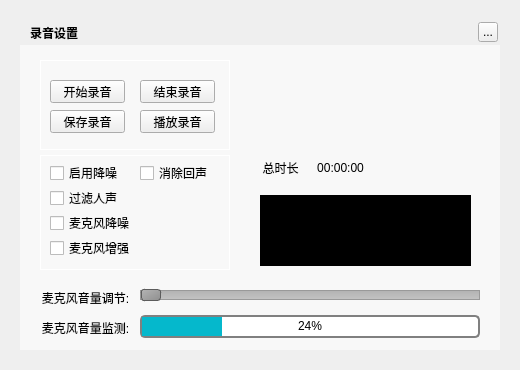
The window that TTKCore/musicUi/musicToolsetswidget/musicaudiorecorderwidget.ui (Greedysky/TTKMusicPlayer) describes before a commit, drawn with Qt 5.
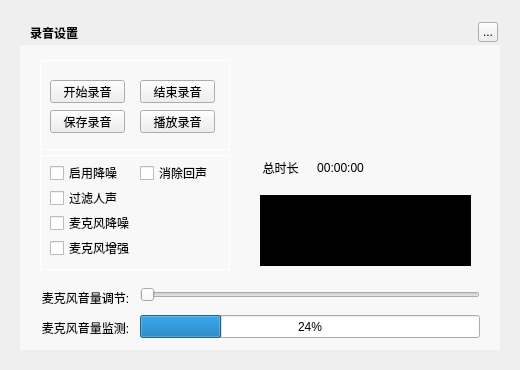
The same window after the commit. Custom widgets are drawn as their Qt base class.

Commit message: update application ui style[732184]

Patch:
```diff
--- a/TTKCore/musicUi/musicToolsetswidget/musicaudiorecorderwidget.ui
+++ b/TTKCore/musicUi/musicToolsetswidget/musicaudiorecorderwidget.ui
@@ -232,22 +232,6 @@
      <height>20</height>
     </rect>
    </property>
-   <property name="styleSheet">
-    <string notr="true">QSlider::groove:horizontal {
-    border: 1px solid #999999;
-    height: 8px; /* the groove expands to the size of the slider by default. by giving it a height, it has a fixed size */
-    background: qlineargradient(x1:0, y1:0, x2:0, y2:1, stop:0 #B1B1B1, stop:1 #c4c4c4);
-    margin: 2px 0;
-}
-
-QSlider::handle:horizontal {
-    background: qlineargradient(x1:0, y1:0, x2:1, y2:1, stop:0 #b4b4b4, stop:1 #8f8f8f);
-    border: 1px solid #5c5c5c;
-    width: 18px;
-    margin: -2px 0; /* handle is placed by default on the contents rect of the groove. Expand outside the groove */
-    border-radius: 3px;
-}</string>
-   </property>
    <property name="orientation">
     <enum>Qt::Horizontal</enum>
    </property>
@@ -277,16 +261,6 @@
      <height>23</height>
     </rect>
    </property>
-   <property name="styleSheet">
-    <string notr="true">QProgressBar {
-    border: 2px solid grey;
-    border-radius: 5px;
-}
-
-QProgressBar::chunk {
-    background-color: #05B8CC;
-}</string>
-   </property>
    <property name="value">
     <number>24</number>
    </property>
```
The commit also changes 18 other files.
